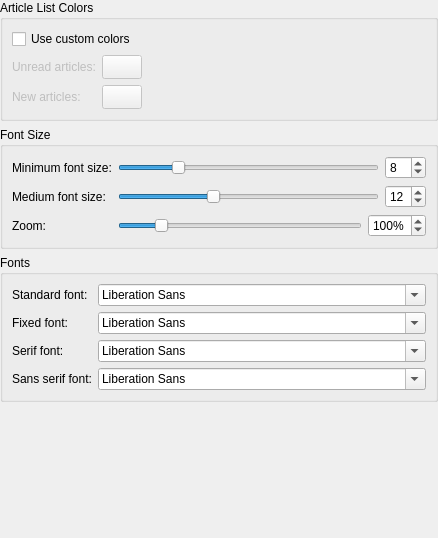
Before: the Qt Designer form configuration/ui/settings_appearance.ui in KDE/akregator, drawn with Qt 5.
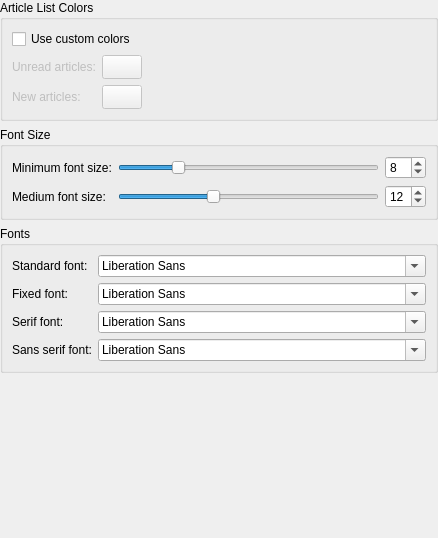
After: the same form once the commit is applied. Custom widgets are drawn as their Qt base class.

Commit message: Zoom is not implement

```diff
--- a/configuration/ui/settings_appearance.ui
+++ b/configuration/ui/settings_appearance.ui
@@ -219,73 +219,6 @@
         </item>
        </layout>
       </item>
-      <item row="4" column="0">
-       <widget class="QLabel" name="lbl_Zoom">
-        <property name="text">
-         <string>Zoom:</string>
-        </property>
-       </widget>
-      </item>
-      <item row="4" column="1">
-       <layout class="QHBoxLayout" name="_2">
-        <property name="leftMargin">
-         <number>0</number>
-        </property>
-        <property name="topMargin">
-         <number>0</number>
-        </property>
-        <property name="rightMargin">
-         <number>0</number>
-        </property>
-        <property name="bottomMargin">
-         <number>0</number>
-        </property>
-        <item>
-         <widget class="QSlider" name="slider_zoom">
-          <property name="minimum">
-           <number>25</number>
-          </property>
-          <property name="maximum">
-           <number>500</number>
-          </property>
-          <property name="singleStep">
-           <number>5</number>
-          </property>
-          <property name="value">
-           <number>100</number>
-          </property>
-          <property name="orientation">
-           <enum>Qt::Horizontal</enum>
-          </property>
-          <property name="tickPosition">
-           <enum>QSlider::NoTicks</enum>
-          </property>
-          <property name="tickInterval">
-           <number>5</number>
-          </property>
-         </widget>
-        </item>
-        <item>
-         <widget class="QSpinBox" name="kcfg_Zoom">
-          <property name="suffix">
-           <string notr="true">%</string>
-          </property>
-          <property name="minimum">
-           <number>25</number>
-          </property>
-          <property name="maximum">
-           <number>500</number>
-          </property>
-          <property name="singleStep">
-           <number>5</number>
-          </property>
-          <property name="value">
-           <number>100</number>
-          </property>
-         </widget>
-        </item>
-       </layout>
-      </item>
      </layout>
     </widget>
    </item>
@@ -354,16 +287,16 @@
   </layout>
  </widget>
  <customwidgets>
-  <customwidget>
-   <class>KPluralHandlingSpinBox</class>
-   <extends>QSpinBox</extends>
-   <header>kpluralhandlingspinbox.h</header>
-  </customwidget>
   <customwidget>
    <class>KColorButton</class>
    <extends>QPushButton</extends>
    <header>kcolorbutton.h</header>
   </customwidget>
+  <customwidget>
+   <class>KPluralHandlingSpinBox</class>
+   <extends>QSpinBox</extends>
+   <header>kpluralhandlingspinbox.h</header>
+  </customwidget>
  </customwidgets>
  <tabstops>
   <tabstop>kcfg_UseCustomColors</tabstop>
```
Left out of the diff: 2 changed lines with no effect on the pictures. The commit also changes 1 other file.
